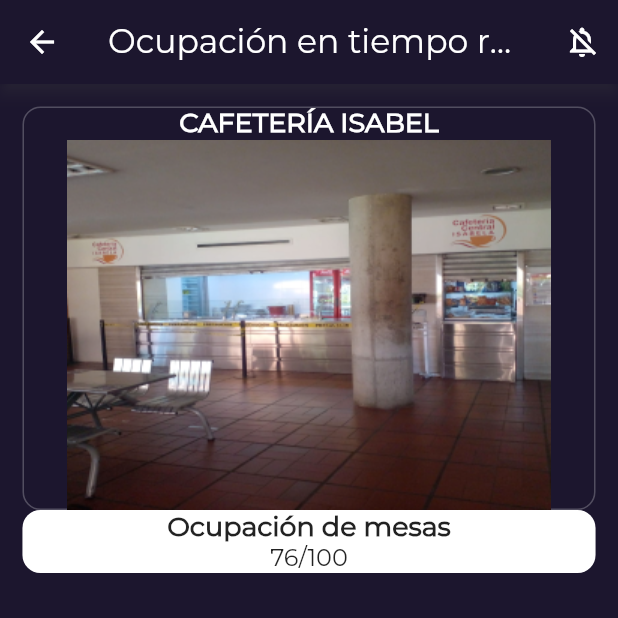
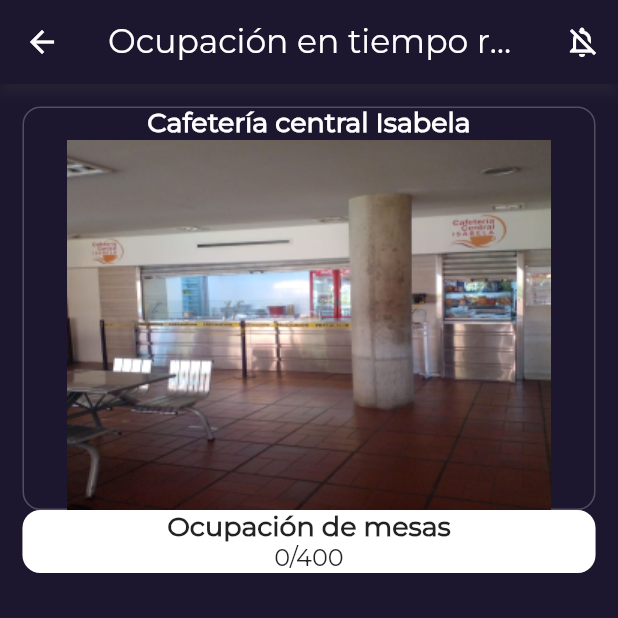
Before and after one commit to 7yrionLannister/is-it-crowded, a Flutter app: the screen it shows after launch, after a tap on the "pie chart" icon, on a phone screen of 412 x 824 dp, the top half of it. Run offline on Flutter 3.47's test engine with Material 2 defaults, Android fonts, the phone set to English and light mode, and no system bars.

Commit message:
Configured live ocupation to dynamically show cafeteria information depending on the selected cafeteria

```diff
--- a/lib/model/cafeteria.dart
+++ b/lib/model/cafeteria.dart
@@ -4,7 +4,10 @@ class Cafeteria {
   String image;
   int maxCapacity;
   int tables;
+  bool notificationsOn;
+  int tablesOcupation;
+  int peopleOcupation;
 
   Cafeteria(this.name, this.maxCapacity, this.tables,
-      {this.lastUpdated, this.image = "assets/images/appicon.png"});
+      {this.lastUpdated, this.image = "assets/images/appicon.png", this.notificationsOn = false, this.tablesOcupation = 0, this.peopleOcupation = 0});
 }
--- a/lib/ui/cafeteriasList.dart
+++ b/lib/ui/cafeterias_list.dart
@@ -1,26 +1,27 @@
-import 'package:flutter/cupertino.dart';
 import 'package:flutter/material.dart';
+import 'package:is_it_crowded/ui/main.dart';
 
 import '../model/cafeteria.dart';
 
+final List<Cafeteria> cafeteriasList = [];
+
 class CafeteriasListPage extends StatefulWidget {
-  const CafeteriasListPage({Key? key}) : super(key: key);
+  CafeteriasListPage(List<Cafeteria> cafeterias, {Key? key}) : super(key: key) {
+    cafeteriasList.addAll(cafeterias);
+  }
 
   @override
   State<CafeteriasListPage> createState() => _CafeteriasListPageState();
 }
 
 class _CafeteriasListPageState extends State<CafeteriasListPage> {
-  final _cafeterias = [
-    Cafeteria("Cafetería central Isabela", 1600, 400,
-        lastUpdated: DateTime.now(), image: "assets/images/central.png"),
-    Cafeteria("Restaurante Bristo", 1000, 25,
-        lastUpdated: DateTime.now(), image: "assets/images/bristo.png"),
-    Cafeteria("Restaurante Snack Café", 80, 20,
-        lastUpdated: DateTime.now(), image: "assets/images/snack.png"),
-  ];
+  final List<Cafeteria> _cafeterias = [];
 
-  var _notificationsOn = false;
+  @override
+  void initState() {
+    super.initState();
+    _cafeterias.addAll(cafeteriasList);
+  }
 
   @override
   Widget build(BuildContext context) {
@@ -33,6 +34,7 @@ class _CafeteriasListPageState extends State<CafeteriasListPage> {
         trailing: IconButton(
           icon: const Icon(Icons.pie_chart_rounded),
           onPressed: () {
+            MyApp.current = cafeteria;
             Navigator.pushNamed(context, '/liveOccupation');
           },
           color: Colors.blueGrey,
--- a/lib/ui/liveOccupation.dart
+++ b/lib/ui/live_occupation.dart
@@ -1,7 +1,14 @@
 import 'package:flutter/material.dart';
-import 'package:google_fonts/google_fonts.dart';
+
+import '../model/cafeteria.dart';
+
+Cafeteria currentCafeteria = Cafeteria("name", 999, 999);
 
 class LiveOccupation extends StatefulWidget {
+  LiveOccupation(Cafeteria cafeteria, {Key? key}) : super(key: key) {
+    currentCafeteria = cafeteria;
+  }
+
   @override
   _OccupationState createState() => _OccupationState();
 }
@@ -10,9 +17,15 @@ class _OccupationState extends State<LiveOccupation> {
   var _notificationsOn = false;
 
   @override
+  void initState() {
+    super.initState();
+    _notificationsOn = currentCafeteria.notificationsOn;
+  }
+
+  @override
   Widget build(BuildContext context) {
     return Scaffold(
-        backgroundColor: Color(0xff1c162e),
+        backgroundColor: const Color(0xff1c162e),
         appBar: AppBar(
           title: const Text('Ocupación en tiempo real',
               style: TextStyle(fontFamily: 'Montserrat', fontSize: 22.0)),
@@ -39,15 +52,15 @@ class _OccupationState extends State<LiveOccupation> {
                       borderRadius: BorderRadius.all(Radius.circular(12))),
                   color: Color(0xff1c162e)),
               child: Column(children: <Widget>[
-                const Text(
-                  "CAFETERÍA ISABEL", //your text here
-                  style: TextStyle(
+                Text(
+                  currentCafeteria.name,
+                  style: const TextStyle(
                       color: Colors.white,
                       fontWeight: FontWeight.bold,
                       fontFamily: 'Montserrat',
                       fontSize: 18.0),
                 ),
-                Image.asset('assets/images/central.png'),
+                Image.asset(currentCafeteria.image),
               ]),
             ),
             DecoratedBox(
@@ -56,14 +69,14 @@ class _OccupationState extends State<LiveOccupation> {
                       side: BorderSide(color: Colors.white24),
                       borderRadius: BorderRadius.all(Radius.circular(12))),
                   color: Colors.white),
-              child: Column(children: const <Widget>[
-                Text("Ocupación de mesas", //your text here
+              child: Column(children: <Widget>[
+                const Text("Ocupación de mesas",
                     style: TextStyle(
                         fontWeight: FontWeight.bold,
                         fontFamily: 'Montserrat',
                         fontSize: 18.0)),
-                Text("76/100",
-                    style: TextStyle(fontFamily: 'Montserrat', fontSize: 16.0)),
+                Text(currentCafeteria.tablesOcupation.toString() + '/' + currentCafeteria.tables.toString(),
+                    style: const TextStyle(fontFamily: 'Montserrat', fontSize: 16.0)),
               ]),
             ),
           ]),
--- a/lib/ui/main.dart
+++ b/lib/ui/main.dart
@@ -1,13 +1,14 @@
 import 'package:flutter/material.dart';
-import 'package:flutter_native_splash/flutter_native_splash.dart';
-import 'cafeteriasList.dart';
-import 'liveOccupation.dart';
+//import 'package:flutter_native_splash/flutter_native_splash.dart';
+import '../model/cafeteria.dart';
+import 'cafeterias_list.dart';
+import 'live_occupation.dart';
 import 'prediction.dart';
 
 void main() {
   WidgetsBinding widgetsBinding = WidgetsFlutterBinding.ensureInitialized();
   //FlutterNativeSplash.removeAfter(initialization); // uncomment this and the "initialization method if initial resource usage requires it"
-  runApp(const MyApp());
+  runApp(MyApp());
 }
 
 /*Future initialization(BuildContext? context) async {
@@ -16,11 +17,23 @@ void main() {
 }*/
 
 class MyApp extends StatelessWidget {
-  const MyApp({Key? key}) : super(key: key);
+  MyApp({Key? key}) : super(key: key);
+
+  final _cafeterias = [
+    Cafeteria("Cafetería central Isabela", 1600, 400,
+        lastUpdated: DateTime.now(), image: "assets/images/central.png"),
+    Cafeteria("Restaurante Bristo", 1000, 25,
+        lastUpdated: DateTime.now(), image: "assets/images/bristo.png"),
+    Cafeteria("Restaurante Snack Café", 80, 20,
+        lastUpdated: DateTime.now(), image: "assets/images/snack.png"),
+  ];
+
+  static Cafeteria? current;
 
   // This widget is the root of your application.
   @override
   Widget build(BuildContext context) {
+    current = _cafeterias[0];
     return MaterialApp(
         debugShowCheckedModeBanner: false,
         theme: ThemeData(
@@ -33,9 +46,9 @@ class MyApp extends StatelessWidget {
         ),
         initialRoute: '/',
         routes: {
-          '/': (context) => const CafeteriasListPage(),
-          '/liveOccupation': (context) => LiveOccupation(),
-          '/prediction': (context) => Prediction(),
+          '/': (context) => CafeteriasListPage(_cafeterias),
+          '/liveOccupation': (context) => LiveOccupation(current!),
+          '/prediction': (context) => const Prediction(),
         });
   }
 }
--- a/lib/ui/prediction.dart
+++ b/lib/ui/prediction.dart
@@ -1,8 +1,8 @@
 import 'package:flutter/material.dart';
-import 'package:google_fonts/google_fonts.dart';
-import 'package:is_it_crowded/ui/main.dart';
 
 class Prediction extends StatefulWidget {
+  const Prediction({Key? key}) : super(key: key);
+
   @override
   _PredictionState createState() => _PredictionState();
 }
```
